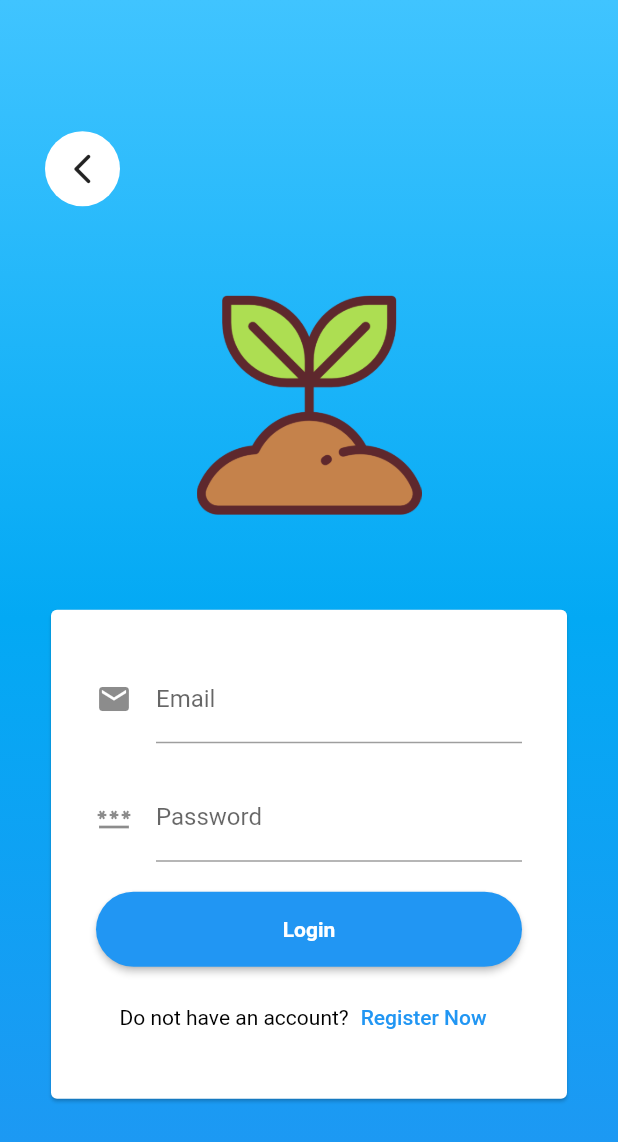
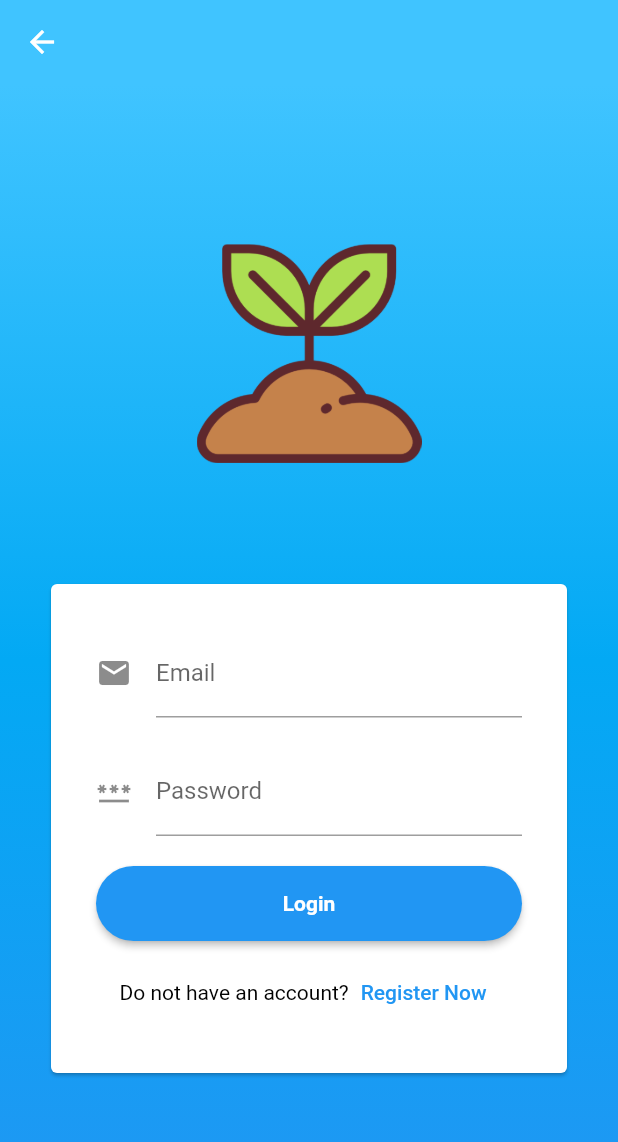
Before and after one commit to Gadi0905/NgTszHim_VT6000CEM_Project, a Flutter app: the RegistrationScreen screen opened directly, after a tap on "Login Now", on a phone screen of 412 x 824 dp. Shown: the top 1142 px of the screen. Run offline on Flutter 3.47's test engine with Material 2 defaults, Android fonts, the phone set to English and light mode, and no system bars.

Commit message:
changed screen UI

```diff
--- a/lib/src/helpers/widgets_helper/appbar_widget/default_appbar_widget.dart
+++ b/lib/src/helpers/widgets_helper/appbar_widget/default_appbar_widget.dart
@@ -8,7 +8,8 @@ class DefaultAppBarWidget {
   }) {
     return AppBar(
       title: Text(title ?? ''),
-      backgroundColor: backgroundColor ?? Colors.blue,
+      elevation: 0.0,
+      backgroundColor: backgroundColor ?? Colors.lightBlueAccent,
     );
   }
 }
--- a/lib/src/screens/login_screen/login_screen.dart
+++ b/lib/src/screens/login_screen/login_screen.dart
@@ -1,8 +1,8 @@
 import 'package:flutter/material.dart';
 import 'package:ngtszhim_vt6000cem_project/src/helpers/routes_helper/routes_helper.dart';
+import 'package:ngtszhim_vt6000cem_project/src/helpers/widgets_helper/appbar_widget/default_appbar_widget.dart';
 import 'package:ngtszhim_vt6000cem_project/src/helpers/widgets_helper/asset_image_widget/asset_image_widget.dart';
 import 'package:ngtszhim_vt6000cem_project/src/helpers/widgets_helper/background_widget/default_background_widget.dart';
-import 'package:ngtszhim_vt6000cem_project/src/helpers/widgets_helper/button_widget/arrow_back_button_widget.dart';
 import 'package:ngtszhim_vt6000cem_project/src/helpers/widgets_helper/button_widget/button_widget.dart';
 import 'package:ngtszhim_vt6000cem_project/src/helpers/widgets_helper/button_widget/text_button_widget.dart';
 import 'package:ngtszhim_vt6000cem_project/src/screens/registration_screen/registration_screen.dart';
@@ -14,6 +14,7 @@ class LoginScreen extends StatelessWidget {
   Widget build(BuildContext context) {
     return Scaffold(
       resizeToAvoidBottomInset: false,
+      appBar: DefaultAppBarWidget.basicColor(),
       body: _buildBody(context),
     );
   }
@@ -26,8 +27,6 @@ class LoginScreen extends StatelessWidget {
         child: Column(
           crossAxisAlignment: CrossAxisAlignment.center,
           children: [
-            const Spacer(),
-            ArrowBackButtonWidget.basicStyle(context: context),
             const Spacer(),
             AssetImageWidget.basicImage(
                 context: context, width: 150, height: 150),
--- a/lib/src/screens/registration_screen/registration_screen.dart
+++ b/lib/src/screens/registration_screen/registration_screen.dart
@@ -1,8 +1,8 @@
 import 'package:flutter/material.dart';
 import 'package:ngtszhim_vt6000cem_project/src/helpers/routes_helper/routes_helper.dart';
+import 'package:ngtszhim_vt6000cem_project/src/helpers/widgets_helper/appbar_widget/default_appbar_widget.dart';
 import 'package:ngtszhim_vt6000cem_project/src/helpers/widgets_helper/asset_image_widget/asset_image_widget.dart';
 import 'package:ngtszhim_vt6000cem_project/src/helpers/widgets_helper/background_widget/default_background_widget.dart';
-import 'package:ngtszhim_vt6000cem_project/src/helpers/widgets_helper/button_widget/arrow_back_button_widget.dart';
 import 'package:ngtszhim_vt6000cem_project/src/helpers/widgets_helper/button_widget/button_widget.dart';
 import 'package:ngtszhim_vt6000cem_project/src/helpers/widgets_helper/button_widget/text_button_widget.dart';
 import 'package:ngtszhim_vt6000cem_project/src/screens/login_screen/login_screen.dart';
@@ -14,6 +14,7 @@ class RegistrationScreen extends StatelessWidget {
   Widget build(BuildContext context) {
     return Scaffold(
       resizeToAvoidBottomInset: false,
+      appBar: DefaultAppBarWidget.basicColor(),
       body: _buildBody(context),
     );
   }
@@ -26,8 +27,6 @@ class RegistrationScreen extends StatelessWidget {
         child: Column(
           crossAxisAlignment: CrossAxisAlignment.center,
           children: [
-            const Spacer(),
-            ArrowBackButtonWidget.basicStyle(context: context),
             const Spacer(),
             AssetImageWidget.basicImage(
                 context: context, width: 150, height: 150),
--- a/lib/src/screens/welcome_screen/welcome_screen.dart
+++ b/lib/src/screens/welcome_screen/welcome_screen.dart
@@ -1,5 +1,6 @@
 import 'package:flutter/material.dart';
 import 'package:ngtszhim_vt6000cem_project/src/helpers/routes_helper/routes_helper.dart';
+import 'package:ngtszhim_vt6000cem_project/src/helpers/widgets_helper/appbar_widget/default_appbar_widget.dart';
 import 'package:ngtszhim_vt6000cem_project/src/helpers/widgets_helper/asset_image_widget/asset_image_widget.dart';
 import 'package:ngtszhim_vt6000cem_project/src/helpers/widgets_helper/background_widget/default_background_widget.dart';
 import 'package:ngtszhim_vt6000cem_project/src/helpers/widgets_helper/button_widget/button_widget.dart';
@@ -12,6 +13,7 @@ class WelcomeScreen extends StatelessWidget {
   @override
   Widget build(BuildContext context) {
     return Scaffold(
+      appBar: DefaultAppBarWidget.basicColor(),
       body: _buildBody(context),
     );
   }
```
